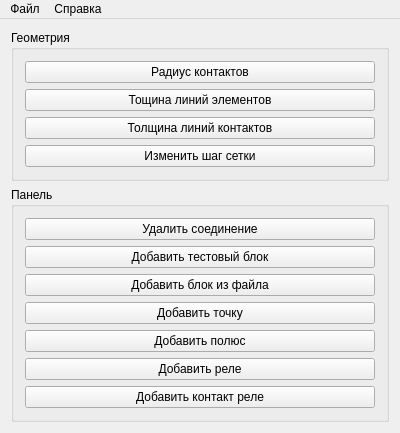
Before: the Qt Designer form mainwindow.ui in Filatoff73/StationRedactor2, drawn with Qt 5.
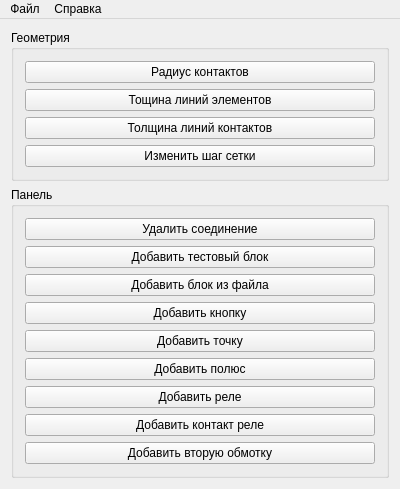
After: the same form once the commit is applied.

What changed in the file:
```diff
--- a/mainwindow.ui
+++ b/mainwindow.ui
@@ -99,6 +99,13 @@
            </property>
           </widget>
          </item>
+         <item>
+          <widget class="QPushButton" name="addButton">
+           <property name="text">
+            <string>Добавить кнопку</string>
+           </property>
+          </widget>
+         </item>
          <item>
           <widget class="QPushButton" name="addPoint">
            <property name="text">
@@ -127,6 +134,13 @@
            </property>
           </widget>
          </item>
+         <item>
+          <widget class="QPushButton" name="addSecondContactRelay">
+           <property name="text">
+            <string>Добавить вторую обмотку</string>
+           </property>
+          </widget>
+         </item>
         </layout>
        </widget>
       </item>
```
